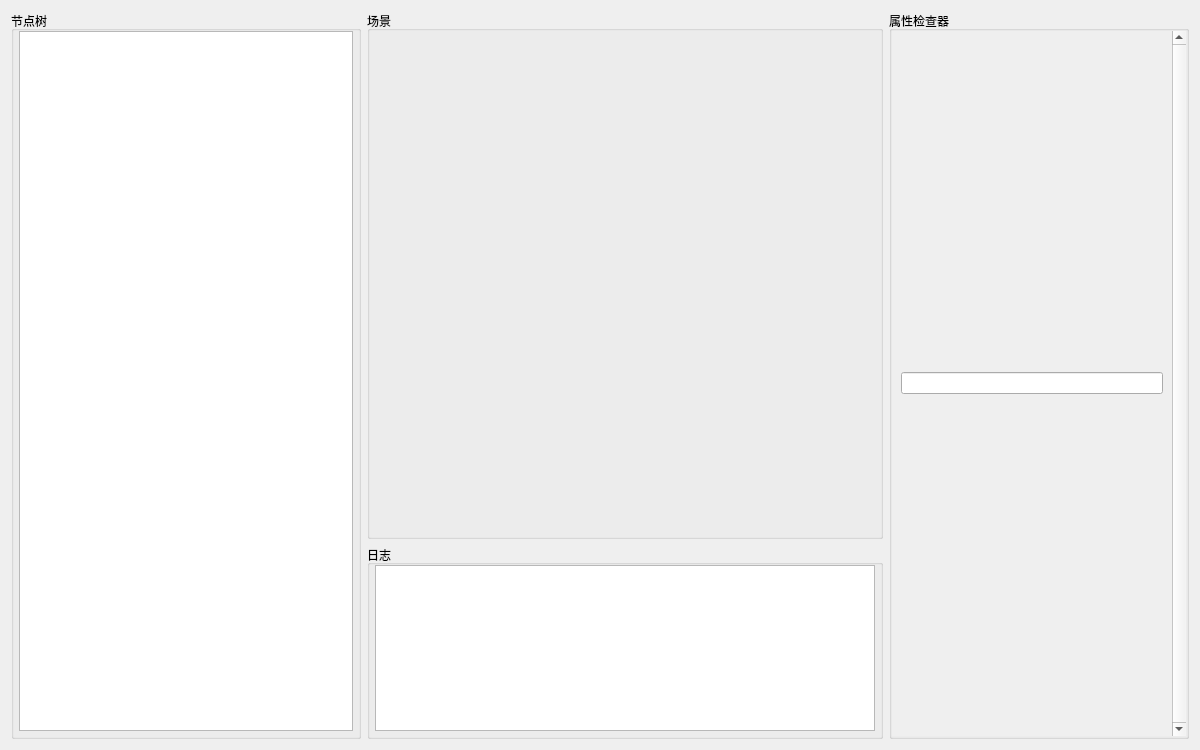
Before: the Qt Designer form src/UI/mainwidget.ui in Yuanzidan081/SRendererLab, drawn with Qt 5.
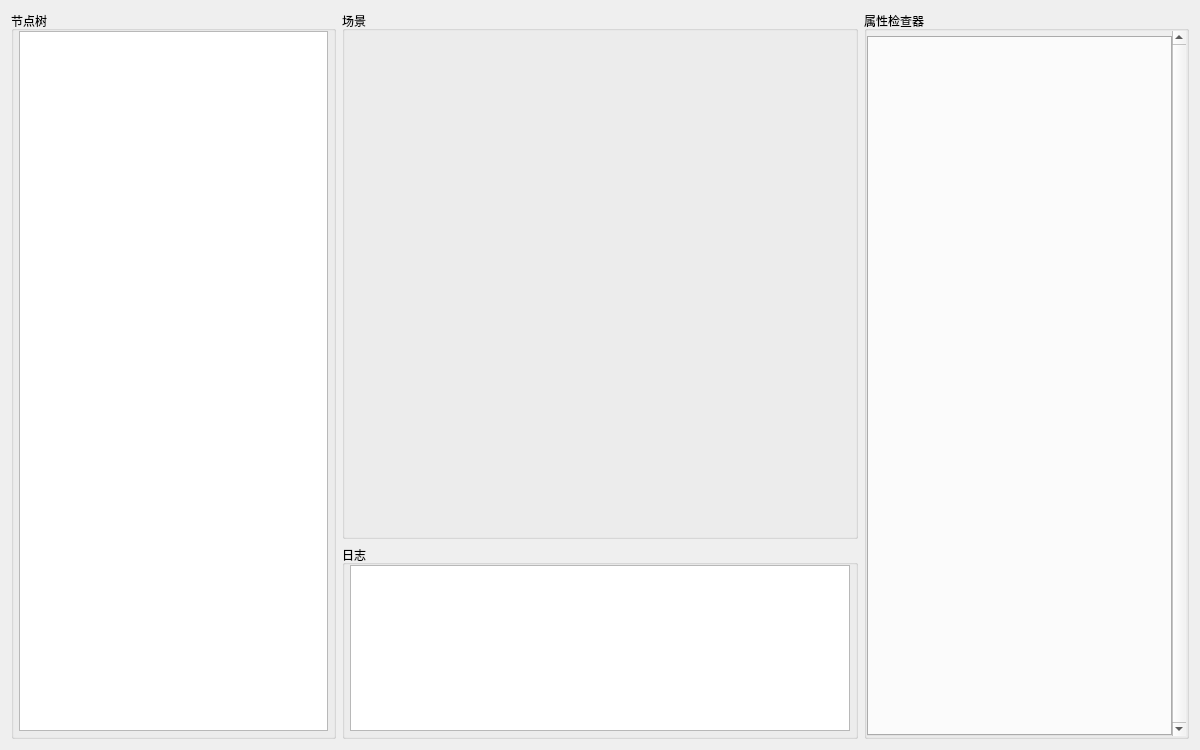
After: the same form once the commit is applied. Custom widgets are drawn as their Qt base class.

```diff
--- a/src/UI/mainwidget.ui
+++ b/src/UI/mainwidget.ui
@@ -19,11 +19,22 @@
   <property name="windowTitle">
    <string>Form</string>
   </property>
+  <property name="styleSheet">
+   <string notr="true">QWidget {
+background: &quot;#CFDDEE&quot;;
+}</string>
+  </property>
   <layout class="QHBoxLayout" name="horizontalLayout_3">
    <item>
     <layout class="QVBoxLayout" name="verticalLayout_4">
      <item>
       <widget class="QGroupBox" name="groupBox_2">
+       <property name="maximumSize">
+        <size>
+         <width>16777215</width>
+         <height>16777215</height>
+        </size>
+       </property>
        <property name="title">
         <string>节点树</string>
        </property>
@@ -44,7 +55,14 @@
          <number>5</number>
         </property>
         <item>
-         <widget class="QListView" name="listView"/>
+         <widget class="QListView" name="listView">
+          <property name="maximumSize">
+           <size>
+            <width>16777215</width>
+            <height>16777215</height>
+           </size>
+          </property>
+         </widget>
         </item>
        </layout>
       </widget>
@@ -137,7 +155,7 @@
       <widget class="QGroupBox" name="groupBox">
        <property name="maximumSize">
         <size>
-         <width>300</width>
+         <width>400</width>
          <height>16777215</height>
         </size>
        </property>
@@ -185,13 +203,28 @@
             <rect>
              <x>0</x>
              <y>0</y>
-             <width>277</width>
+             <width>300</width>
              <height>709</height>
             </rect>
            </property>
            <layout class="QVBoxLayout" name="verticalLayout">
+            <property name="spacing">
+             <number>0</number>
+            </property>
+            <property name="leftMargin">
+             <number>0</number>
+            </property>
+            <property name="topMargin">
+             <number>5</number>
+            </property>
+            <property name="rightMargin">
+             <number>0</number>
+            </property>
+            <property name="bottomMargin">
+             <number>0</number>
+            </property>
             <item>
-             <widget class="QLineEdit" name="lineEdit1"/>
+             <widget class="QTabWidget" name="propTabWidget"/>
             </item>
            </layout>
           </widget>
```
